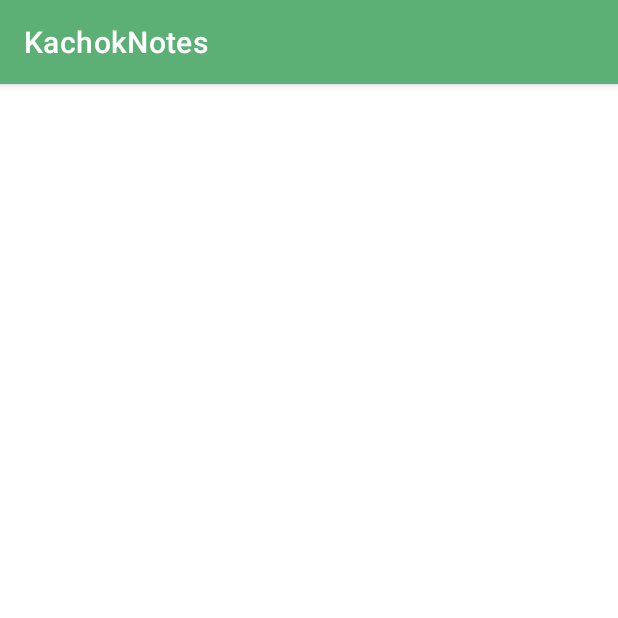
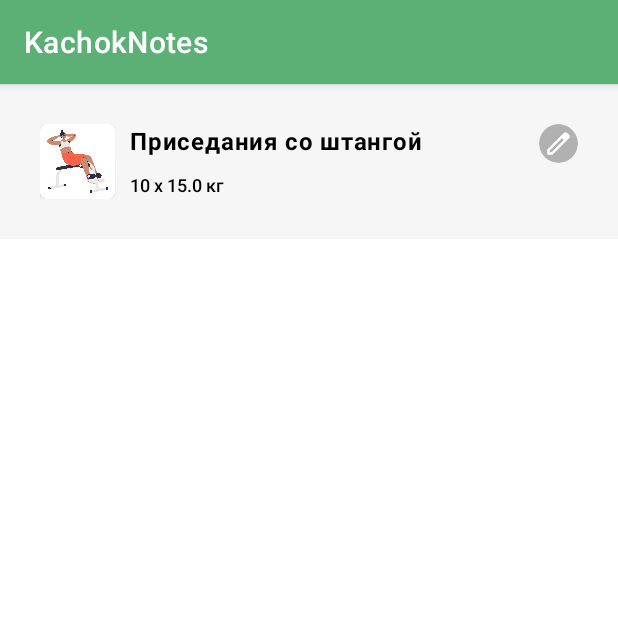
Before and after one commit to BeanNapkin/KachokNotes, an Android app: the screen it shows after launch (MainActivity), on a phone screen of 412 x 824 dp, the top half of it. Run offline under Robolectric (Android 15) with nearby library versions, the phone set to English and light mode, and no system bars; Roboto replaces fonts that are not available here.

Commit message:
Start app. Fragment with list of workouts

```diff
--- a/app/src/main/java/com/example/kachoknotes/ExerciseListFragment.kt
+++ b/app/src/main/java/com/example/kachoknotes/ExerciseListFragment.kt
@@ -1,12 +1,14 @@
 package com.example.kachoknotes
 
-import androidx.lifecycle.ViewModelProvider
 import android.os.Bundle
 import androidx.fragment.app.Fragment
 import android.view.LayoutInflater
 import android.view.View
 import android.view.ViewGroup
 import com.example.kachoknotes.databinding.FragmentExerciseListBinding
+import com.example.kachoknotes.databinding.WorkoutBinding
+import com.example.kachoknotes.entity.Repetition
+import com.example.kachoknotes.entity.Workout
 
 class ExerciseListFragment : Fragment() {
 
@@ -18,23 +20,38 @@ class ExerciseListFragment : Fragment() {
 
     private lateinit var viewModel: ExerciseListViewModel
 
+    val adapter = RecyclerAdapter<Workout>(
+        emptyList(),
+        R.layout.workout
+    ) {workout, _ ->
+        WorkoutBinding.bind(this).apply {
+            nameTextView.text = workout.name
+            repetitionTextView.text = workout.repetitions.first().quantity.toString() + " x " + workout.repetitions.first().weight.toString() + " кг"
+        }
+    }
+
     override fun onCreateView(
         inflater: LayoutInflater, container: ViewGroup?,
         savedInstanceState: Bundle?
     ): View? {
-        return null
         _binding = FragmentExerciseListBinding.inflate(inflater, container, false)
         return binding.root
     }
 
-    override fun onActivityCreated(savedInstanceState: Bundle?) {
-        super.onActivityCreated(savedInstanceState)
-        viewModel = ViewModelProvider(this).get(ExerciseListViewModel::class.java)
-        // TODO: Use the ViewModel
+    override fun onViewCreated(view: View, savedInstanceState: Bundle?) {
+        super.onViewCreated(view, savedInstanceState)
+
+        val repetition = Repetition(1, 10, 15.00)
+        val repetitions = listOf(repetition)
+
+        val workout = Workout(1, "Приседания со штангой", "", repetitions)
+        val workouts = listOf(workout)
+
+        binding.recyclerView.adapter = adapter
+        adapter.itemList = workouts
     }
 
     companion object {
         fun newInstance() = ExerciseListFragment()
     }
-
 }
--- /dev/null
+++ b/app/src/main/java/com/example/kachoknotes/entity/Repetition.kt
@@ -0,0 +1,7 @@
+package com.example.kachoknotes.entity
+
+data class Repetition(
+    val id: Int,
+    val quantity: Int,
+    var weight: Double
+)
--- /dev/null
+++ b/app/src/main/java/com/example/kachoknotes/entity/Workout.kt
@@ -0,0 +1,8 @@
+package com.example.kachoknotes.entity
+
+data class Workout(
+    val id: Int,
+    val name: String,
+    var image: String,
+    var repetitions: List<Repetition>
+)
--- a/app/src/main/res/layout/fragment_exercise_list.xml
+++ b/app/src/main/res/layout/fragment_exercise_list.xml
@@ -1,9 +1,21 @@
 <?xml version="1.0" encoding="utf-8"?>
-<FrameLayout xmlns:android="http://schemas.android.com/apk/res/android"
+<androidx.constraintlayout.widget.ConstraintLayout xmlns:android="http://schemas.android.com/apk/res/android"
     xmlns:tools="http://schemas.android.com/tools"
     android:layout_width="match_parent"
     android:layout_height="match_parent"
+    xmlns:app="http://schemas.android.com/apk/res-auto"
     tools:context=".ExerciseListFragment">
 
+    <androidx.recyclerview.widget.RecyclerView
+        android:id="@+id/recyclerView"
+        android:layout_width="match_parent"
+        android:layout_height="wrap_content"
+        android:orientation="vertical"
+        app:layoutManager="androidx.recyclerview.widget.LinearLayoutManager"
+        app:layout_constraintStart_toStartOf="parent"
+        app:layout_constraintTop_toTopOf="parent"
+        tools:itemCount="5"
+        tools:listitem="@layout/workout" />
 
-</FrameLayout>
+
+</androidx.constraintlayout.widget.ConstraintLayout>
--- a/app/src/main/res/values/themes.xml
+++ b/app/src/main/res/values/themes.xml
@@ -20,7 +20,6 @@
         <item name="android:textStyle">bold</item>
         <item name="android:textSize">16sp</item>
         <item name="android:textColor">@color/black</item>
-        <item name="android:letterSpacing">0.50</item>
     </style>
 
 </resources>
```
